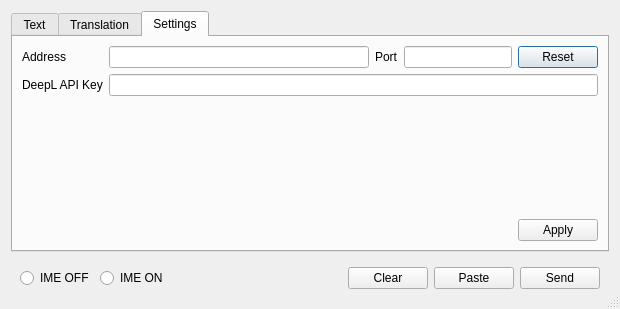
Old version of the form MainDialog.ui in the repository soramimi/OSC-ChatPad.
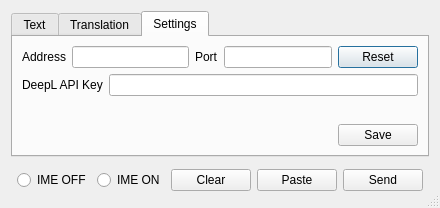
New version of the form.

```diff
--- a/MainDialog.ui
+++ b/MainDialog.ui
@@ -6,8 +6,8 @@
    <rect>
     <x>0</x>
     <y>0</y>
-    <width>620</width>
-    <height>309</height>
+    <width>393</width>
+    <height>171</height>
    </rect>
   </property>
   <property name="windowTitle">
@@ -157,15 +157,15 @@
       </attribute>
       <layout class="QVBoxLayout" name="verticalLayout_3">
        <item>
-        <layout class="QGridLayout" name="gridLayout">
-         <item row="0" column="0">
+        <layout class="QHBoxLayout" name="horizontalLayout_3">
+         <item>
           <widget class="QLabel" name="label_2">
            <property name="text">
             <string>Address</string>
            </property>
           </widget>
          </item>
-         <item row="0" column="1">
+         <item>
           <widget class="QLineEdit" name="lineEdit_osc_address">
            <property name="sizePolicy">
             <sizepolicy hsizetype="MinimumExpanding" vsizetype="Fixed">
@@ -175,14 +175,14 @@
            </property>
           </widget>
          </item>
-         <item row="0" column="2">
+         <item>
           <widget class="QLabel" name="label_3">
            <property name="text">
             <string>Port</string>
            </property>
           </widget>
          </item>
-         <item row="0" column="3">
+         <item>
           <widget class="QLineEdit" name="lineEdit_osc_port">
            <property name="sizePolicy">
             <sizepolicy hsizetype="Preferred" vsizetype="Fixed">
@@ -192,21 +192,25 @@
            </property>
           </widget>
          </item>
-         <item row="0" column="4">
+         <item>
           <widget class="QPushButton" name="pushButton_osc_reset">
            <property name="text">
             <string>Reset</string>
            </property>
           </widget>
          </item>
-         <item row="1" column="0">
+        </layout>
+       </item>
+       <item>
+        <layout class="QHBoxLayout" name="horizontalLayout_6">
+         <item>
           <widget class="QLabel" name="label">
            <property name="text">
             <string>DeepL API Key</string>
            </property>
           </widget>
          </item>
-         <item row="1" column="1" colspan="4">
+         <item>
           <widget class="QLineEdit" name="lineEdit_deepl_api_key"/>
          </item>
         </layout>
@@ -242,7 +246,7 @@
          <item>
           <widget class="QPushButton" name="pushButton_settings_apply">
            <property name="text">
-            <string>Apply</string>
+            <string>Save</string>
            </property>
           </widget>
          </item>
@@ -255,16 +259,16 @@
    <item>
     <layout class="QHBoxLayout" name="horizontalLayout">
      <property name="leftMargin">
-      <number>9</number>
+      <number>6</number>
      </property>
      <property name="topMargin">
-      <number>9</number>
+      <number>6</number>
      </property>
      <property name="rightMargin">
-      <number>9</number>
+      <number>6</number>
      </property>
      <property name="bottomMargin">
-      <number>9</number>
+      <number>6</number>
      </property>
      <item>
       <widget class="QRadioButton" name="radioButton_ime_off">
```
Left out of the diff: 6 changed lines with no effect on the pictures.
